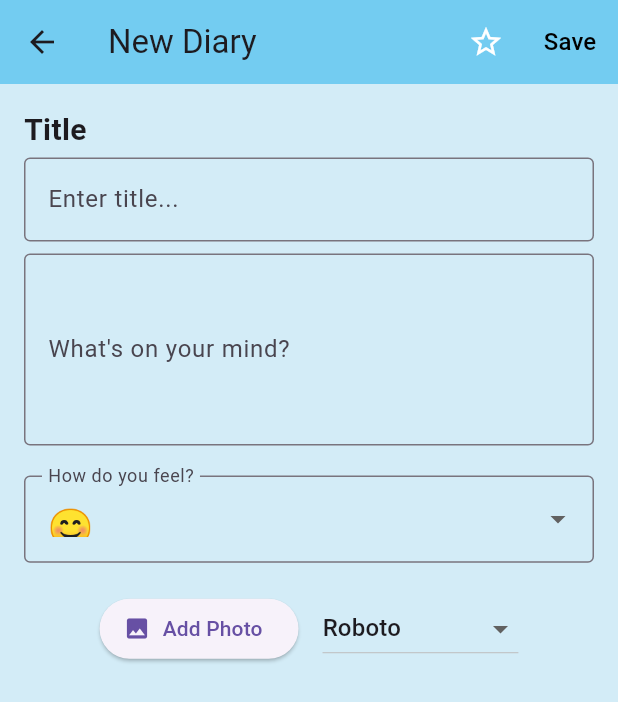
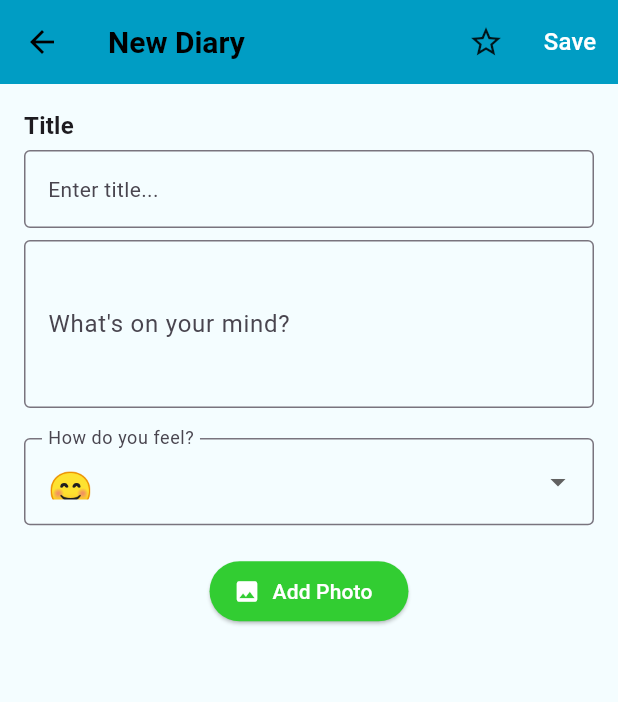
Before and after one commit to Aqilah87/MyDiary_CSC660Indv, a Flutter app: the EntryFormPage screen opened directly, on a phone screen of 412 x 824 dp. Shown: the top 702 px of the screen. Run offline on Flutter 3.47's test engine with Material 3 defaults, Android fonts, the phone set to English and light mode, and no system bars; our stand-ins replace hive, hive_flutter, image_picker, shared_preferences; accounts and stored records are empty.

Commit message:
debug error

```diff
--- a/lib/models/diary_entry.dart
+++ b/lib/models/diary_entry.dart
@@ -25,5 +25,6 @@ String? imagePath;
     required this.emoji,
     required this.date,
     this.imagePath,
+
   });
 }
--- a/lib/pages/entry_form_page.dart
+++ b/lib/pages/entry_form_page.dart
@@ -1,6 +1,5 @@
 import 'package:flutter/material.dart';
 import 'package:image_picker/image_picker.dart';
-import 'package:google_fonts/google_fonts.dart';
 import '../models/diary_entry.dart';
 import 'dart:io';
 import 'package:path_provider/path_provider.dart';
@@ -18,8 +17,8 @@ class EntryFormPage extends StatefulWidget {
 class _EntryFormPageState extends State<EntryFormPage> {
   final _textController = TextEditingController();
   final _titleController = TextEditingController();
+
   String _selectedEmoji = '😊';
-  String _selectedFont = 'Roboto';
   File? _selectedImage;
   bool isFavorite = false;
 
@@ -36,13 +35,14 @@ class _EntryFormPageState extends State<EntryFormPage> {
       }
     }
   }
-    //  Save image to permanent local storage
+
   Future<String> saveImagePermanently(File image) async {
     final appDir = await getApplicationDocumentsDirectory();
     final filename = path.basename(image.path);
     final savedImage = await image.copy('${appDir.path}/$filename');
     return savedImage.path;
   }
+
   Future<void> _pickImage() async {
     final picker = ImagePicker();
     final picked = await picker.pickImage(source: ImageSource.gallery);
@@ -53,7 +53,6 @@ class _EntryFormPageState extends State<EntryFormPage> {
     }
   }
 
-  // ✅ Save entry and return it
   void _submitEntry() {
     final newEntry = DiaryEntry(
       title: _titleController.text,
@@ -65,8 +64,6 @@ class _EntryFormPageState extends State<EntryFormPage> {
     Navigator.pop(context, newEntry);
   }
 
-
-
   @override
   void dispose() {
     _titleController.dispose();
@@ -76,117 +73,91 @@ class _EntryFormPageState extends State<EntryFormPage> {
 
   @override
   Widget build(BuildContext context) {
-    final availableFonts = ['Roboto', 'Lobster', 'Dancing Script', 'Pacifico'];
+    final theme = Theme.of(context);
 
     return Scaffold(
+      backgroundColor: theme.scaffoldBackgroundColor,
       appBar: AppBar(
-        title: Text(widget.entry == null ? 'New Diary' : 'Edit Entry'),
-        backgroundColor: const Color.fromARGB(255, 115, 204, 241),
-
+        title: Text(
+          widget.entry == null ? 'New Diary' : 'Edit Entry',
+          style: theme.appBarTheme.titleTextStyle,
+        ),
+        backgroundColor: theme.appBarTheme.backgroundColor,
         actions: [
-          // IconButton for favorite toggle
           IconButton(
             icon: Icon(
               isFavorite ? Icons.star : Icons.star_border,
-              color: isFavorite ? Colors.yellow[700] : Colors.white,
+              color: isFavorite ? Colors.yellow[700] : theme.iconTheme.color,
             ),
-            onPressed: () {
-              setState(() {
-                isFavorite = !isFavorite;
-              });
-            },
+            onPressed: () => setState(() => isFavorite = !isFavorite),
           ),
-
-
-          // TextButton for saving the entry
           TextButton(
             onPressed: _submitEntry,
             child: Text(
               widget.entry == null ? 'Save' : 'Update',
-              style: TextStyle(color: Colors.black, fontSize: 16),
+              style: TextStyle(
+                color: theme.colorScheme.onPrimary,
+                fontSize: 16,
+              ),
             ),
           ),
         ],
-
       ),
-      backgroundColor: const Color.fromARGB(255, 211, 236, 247),
-
       body: SingleChildScrollView(
-        padding: const EdgeInsets.all(16.0),
+        padding: const EdgeInsets.all(16),
         child: Column(
           crossAxisAlignment: CrossAxisAlignment.start,
           children: [
-            Text('Title',
-            style: TextStyle(
-              fontSize: 20,fontWeight: FontWeight.bold),
+            Text(
+              'Title',
+              style: theme.textTheme.titleMedium?.copyWith(fontWeight: FontWeight.bold),
             ),
-            SizedBox(height: 4),
+            const SizedBox(height: 4),
             TextField(
               controller: _titleController,
-            decoration: InputDecoration(
+              style: theme.textTheme.bodyMedium,
+              decoration: const InputDecoration(
                 hintText: 'Enter title...',
                 border: OutlineInputBorder(),
               ),
             ),
-          SizedBox(height: 8),
+            const SizedBox(height: 8),
             TextField(
               controller: _textController,
               maxLines: 4,
-              decoration: InputDecoration(
+              style: theme.textTheme.bodyMedium,
+              decoration: const InputDecoration(
                 labelText: 'What\'s on your mind?',
                 border: OutlineInputBorder(),
               ),
             ),
-            SizedBox(height: 20),
+            const SizedBox(height: 20),
             DropdownButtonFormField<String>(
               value: _selectedEmoji,
-              items: ['😊', '😢', '😡', '😍', '😴', '😞', '😤', '😨', '🤒', '😎','😄','🌧️', '☀️', '❤️', '💔', '🤔', '💐', '🎂'].map((String emoji) {
-                return DropdownMenuItem<String>(
+              items: ['😊', '😢', '😡', '😍', '😴', '😞', '😤', '😨', '🤒', '😎', '😄', '🌧️', '☀️', '❤️', '💔', '🤔', '💐', '🎂']
+                  .map((emoji) => DropdownMenuItem<String>(
                         value: emoji,
-                  child: Text(emoji, style: TextStyle(fontSize: 24)),
-                );
-              }).toList(),
-              onChanged: (value) {
-                setState(() {
-                  _selectedEmoji = value!;
-                });
-              },
-              decoration: InputDecoration(
+                        child: Text(emoji, style: const TextStyle(fontSize: 24)),
+                      ))
+                  .toList(),
+              onChanged: (value) => setState(() => _selectedEmoji = value!),
+              decoration: const InputDecoration(
                 labelText: 'How do you feel?',
                 border: OutlineInputBorder(),
               ),
             ),
-
-            SizedBox(height: 20),
+            const SizedBox(height: 20),
             if (_selectedImage != null)
               Padding(
                 padding: const EdgeInsets.only(bottom: 12),
                 child: Image.file(_selectedImage!, height: 150),
               ),
-            Row(
-              mainAxisAlignment: MainAxisAlignment.center,
-              children: [
-                ElevatedButton.icon(
+            Center(
+              child: ElevatedButton.icon(
                 onPressed: _pickImage,
-                  icon: Icon(Icons.photo),
-                  label: Text('Add Photo'),
+                icon: const Icon(Icons.photo),
+                label: const Text('Add Photo'),
               ),
-                SizedBox(width: 16),
-                DropdownButton<String>(
-                  value: _selectedFont,
-                  items: availableFonts.map((font) {
-                    return DropdownMenuItem(
-                      value: font,
-                      child: Text(font),
-                    );
-                  }).toList(),
-                  onChanged: (value) {
-                    setState(() {
-                      _selectedFont = value!;
-                    });
-                  },
-                ),
-          ],
             ),
           ],
         ),
--- a/lib/pages/onboard_page.dart
+++ b/lib/pages/onboard_page.dart
@@ -18,7 +18,7 @@ class OnboardPage extends StatelessWidget {
   @override
   Widget build(BuildContext context) {
     return Scaffold(
-      backgroundColor: const Color.fromARGB(255, 162, 226, 254),
+      backgroundColor: Color.fromARGB(255, 224, 215, 246),
       body: SafeArea(
         child: Stack(
           children: [
@@ -68,7 +68,7 @@ class OnboardPage extends StatelessWidget {
               child: ElevatedButton(
                 onPressed: () => _completeOnboarding(context),
                 style: ElevatedButton.styleFrom(
-                  backgroundColor: Colors.orange,
+                  backgroundColor: const Color.fromARGB(255, 4, 84, 150),
                 ),
               child: Text(
                 'Next',
--- a/lib/pages/profile_page.dart
+++ b/lib/pages/profile_page.dart
@@ -139,7 +139,7 @@ class _ProfilePageState extends State<ProfilePage> {
     return Scaffold(
       appBar: AppBar(
         title: Text('User Profile'),
-        backgroundColor: const Color.fromARGB(255, 115, 204, 241),
+        backgroundColor: Color(0xFF009DC4),
       ),
       body: SingleChildScrollView(
         child: Center(
@@ -176,7 +176,7 @@ class _ProfilePageState extends State<ProfilePage> {
                 icon: Icon(Icons.edit),
                 label: Text('Edit Profile'),
                 style: ElevatedButton.styleFrom(
-                  backgroundColor: const Color.fromARGB(255, 25, 201, 255),
+                  backgroundColor:  Color.fromARGB(255, 173, 226, 238),
                 ),
               ),
               SizedBox(height: 20),
--- a/lib/screens/calendar_page.dart
+++ b/lib/screens/calendar_page.dart
@@ -115,10 +115,10 @@ class _CalendarPageState extends State<CalendarPage> {
     return Scaffold(
       appBar: AppBar(
         title: Text('Diary Calendar'),
-        backgroundColor: const Color.fromARGB(255, 115, 204, 241),
+        backgroundColor: Color(0xFF009DC4),
         centerTitle: true,
       ),
-      backgroundColor: const Color.fromARGB(255, 207, 238, 251),
+      backgroundColor: Color.fromARGB(255, 173, 226, 238),
 
       body: Column(
         children: [
@@ -204,7 +204,7 @@ class _CalendarPageState extends State<CalendarPage> {
                         SizedBox(height: 4),
                         entry == null
                             ? Icon(Icons.add_circle_outline,
-                            size: 20, color: Color.fromARGB(255, 137, 87, 0),)
+                            size: 20, color: Color.fromARGB(255, 7, 70, 86),)
                             : Text(entry.emoji,
                             style: TextStyle(fontSize: 20)),
                       ],
```
Also changed, not shown: lib/main.dart (+46 -15 lines), lib/pages/diary_detail_page.dart (added, +57 -0 lines), lib/pages/home_page.dart (+38 -25 lines), lib/screens/settings_page.dart (+31 -34 lines), lib/models/diary_entry.g.dart. Lines whose indentation alone changed are shown as unchanged.
